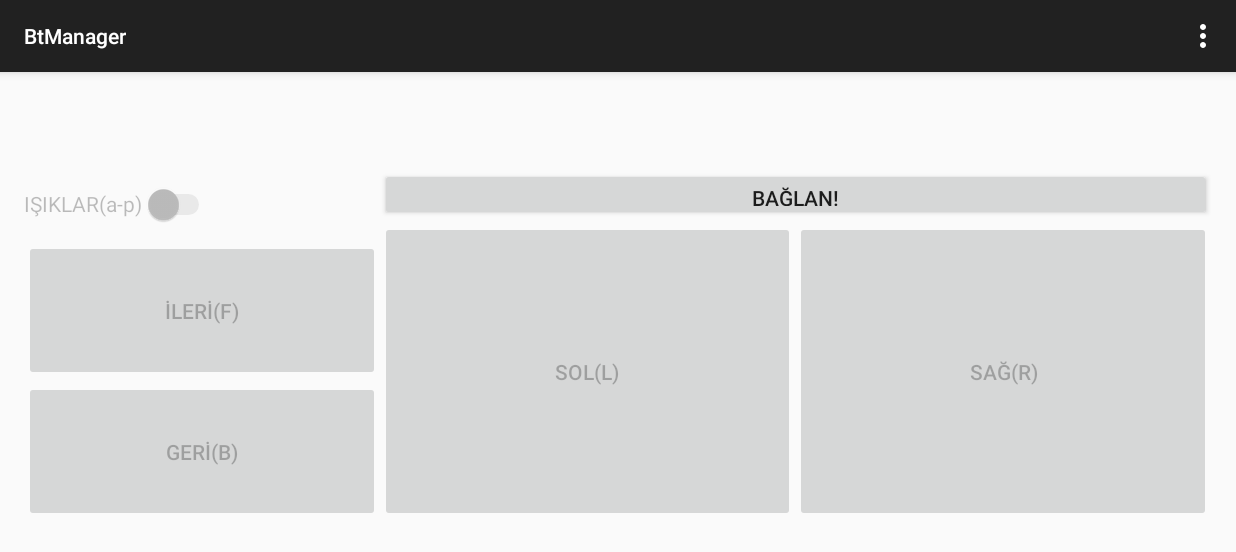
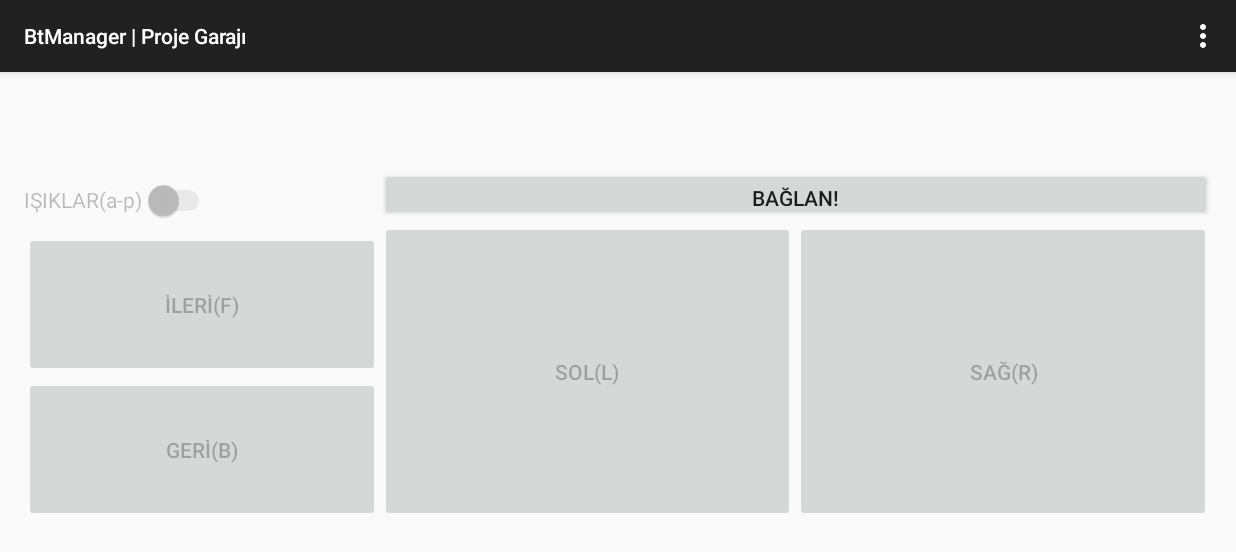
Before and after one commit to unicod3/BtManagerCar, an Android app: the screen it shows after launch (MainActivity), on a phone screen of 824 x 412 dp (held sideways). Shown: the top 552 px of the screen. Run offline under Robolectric (Android 15) with nearby library versions, the phone set to English and light mode, and no system bars.

Commit message:
Logo has changed

```diff
--- a/app/src/main/AndroidManifest.xml
+++ b/app/src/main/AndroidManifest.xml
@@ -8,7 +8,7 @@
 
     <application
         android:allowBackup="true"
-        android:icon="@mipmap/ic_launcher"
+        android:icon="@mipmap/bt_logo"
         android:label="@string/app_name"
         android:theme="@style/AppTheme" >
         <activity
--- a/app/src/main/res/layout/activity_main.xml
+++ b/app/src/main/res/layout/activity_main.xml
@@ -23,19 +23,19 @@
                 android:id="@+id/switchLights"
                 android:layout_gravity="center_vertical"
                 android:checked="false"
-                android:layout_weight="0.10" />
+                android:layout_weight="0.075" />
 
             <Button
                 android:layout_width="match_parent"
                 android:layout_height="0px"
-                android:layout_weight="0.45"
+                android:layout_weight="0.46"
                 android:text="@string/btnForward"
                 android:id="@+id/btnForward" />
 
             <Button
                 android:layout_width="match_parent"
                 android:layout_height="0px"
-                android:layout_weight="0.45"
+                android:layout_weight="0.46"
                 android:text="@string/btnBackward"
                 android:id="@+id/btnBackward" />
 
--- a/app/src/main/res/values/strings.xml
+++ b/app/src/main/res/values/strings.xml
@@ -1,5 +1,5 @@
 <resources>
-    <string name="app_name">BtManager</string>
+    <string name="app_name">BtManager | Proje Garajı </string>
     <string name="notSuported">Cihazınız Bluetooth Desteklemiyor!!…</string>
     <string name="action_settings">Settings</string>
     <string name="author">Proje Garajı</string>
```
Also changed, not shown: app/src/main/res/mipmap-hdpi/bt_logo.png (added), app/src/main/res/mipmap-hdpi/ic_launcher.png (deleted), app/src/main/res/mipmap-mdpi/bt_logo.png (added), app/src/main/res/mipmap-mdpi/ic_launcher.png (deleted), app/src/main/res/mipmap-xhdpi/bt_logo.png (added), app/src/main/res/mipmap-xhdpi/ic_launcher.png (deleted), app/src/main/res/mipmap-xxhdpi/bt_logo.png (added), app/src/main/res/mipmap-xxhdpi/ic_launcher.png (deleted), app/src/main/res/mipmap-xxxhdpi/bt_logo.png (added).
